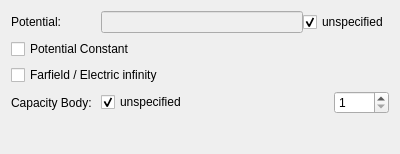
This is src/Mod/Fem/Gui/Resources/ui/ElectrostaticPotential.ui in berndhahnebach/All_FreeCAD as Qt 5 draws it before an edit. The edited form follows.
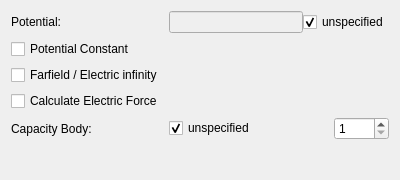
This is the edited form. Custom widgets are drawn as their Qt base class.

Commit message: FEM: add elmer electric force equation object

```diff
--- a/src/Mod/Fem/Gui/Resources/ui/ElectrostaticPotential.ui
+++ b/src/Mod/Fem/Gui/Resources/ui/ElectrostaticPotential.ui
@@ -7,7 +7,7 @@
     <x>0</x>
     <y>0</y>
     <width>400</width>
-    <height>154</height>
+    <height>180</height>
    </rect>
   </property>
   <property name="windowTitle">
@@ -41,7 +41,7 @@
      </property>
     </widget>
    </item>
-   <item row="4" column="1">
+   <item row="5" column="1">
     <layout class="QHBoxLayout" name="horizontalLayout">
      <item>
       <widget class="QCheckBox" name="capacitanceBodyBox">
@@ -110,13 +110,20 @@
      </item>
     </layout>
    </item>
-   <item row="4" column="0">
+   <item row="5" column="0">
     <widget class="QLabel" name="capacityBody_label">
      <property name="text">
       <string extracomment="Enabled by 'Calculate Capacity Matrix' in Electrostatic equation">Capacity Body: </string>
      </property>
     </widget>
    </item>
+   <item row="4" column="0">
+    <widget class="QCheckBox" name="electricForcecalculationBox">
+     <property name="text">
+      <string>Calculate Electric Force</string>
+     </property>
+    </widget>
+   </item>
   </layout>
  </widget>
  <customwidgets>
```
The commit also changes 11 other files.
